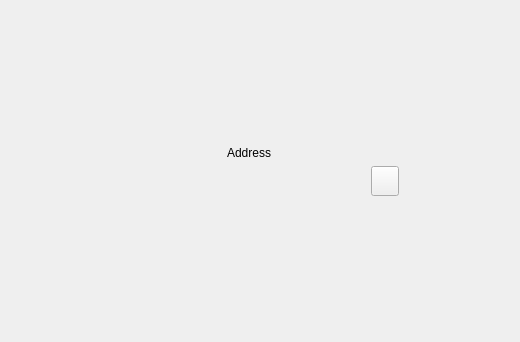
The window that src/qt/forms/receivetokenpage.ui (qtumproject/qtum) describes before a commit, drawn with Qt 5.
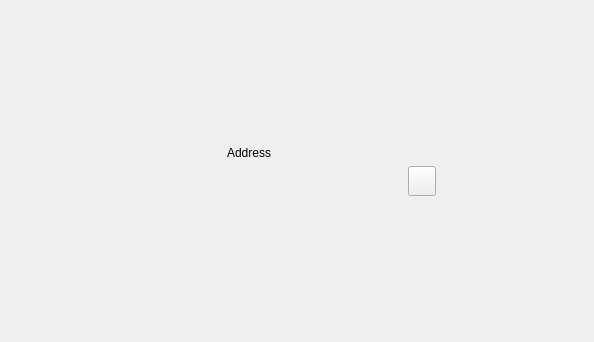
The same window after the commit.

Commit message: Set min size for receive token address

Patch:
```diff
--- a/src/qt/forms/receivetokenpage.ui
+++ b/src/qt/forms/receivetokenpage.ui
@@ -9,7 +9,7 @@
    <rect>
     <x>0</x>
     <y>0</y>
-    <width>520</width>
+    <width>594</width>
     <height>342</height>
    </rect>
   </property>
@@ -105,6 +105,12 @@
           </property>
           <item>
            <widget class="QLabel" name="labelTokenAddressText">
+            <property name="minimumSize">
+             <size>
+              <width>350</width>
+              <height>0</height>
+             </size>
+            </property>
             <property name="text">
              <string>Address</string>
             </property>
```
